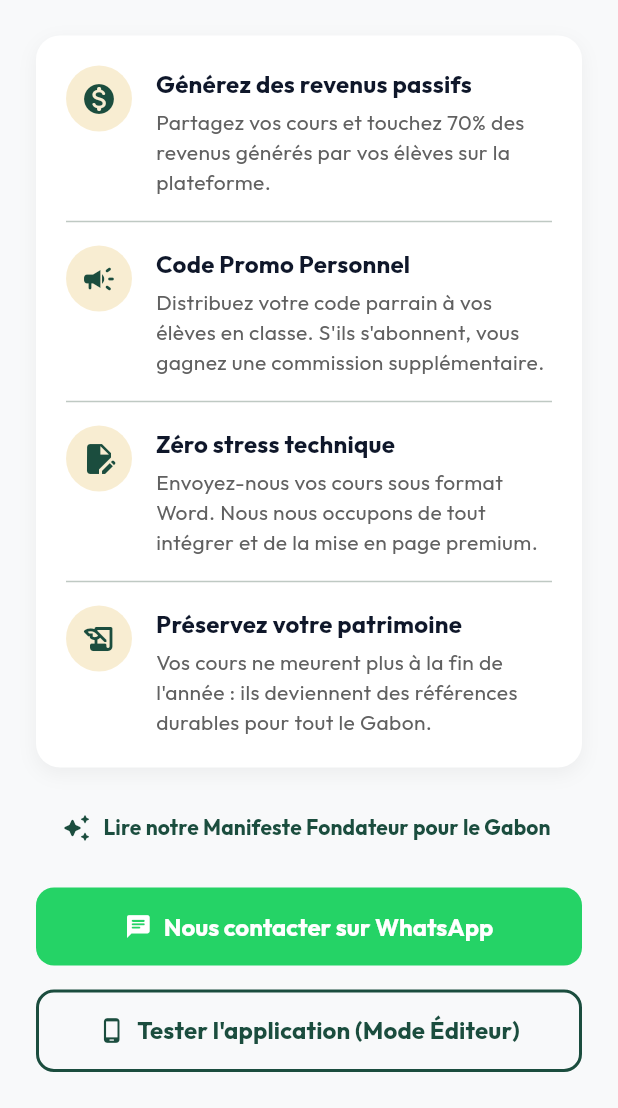
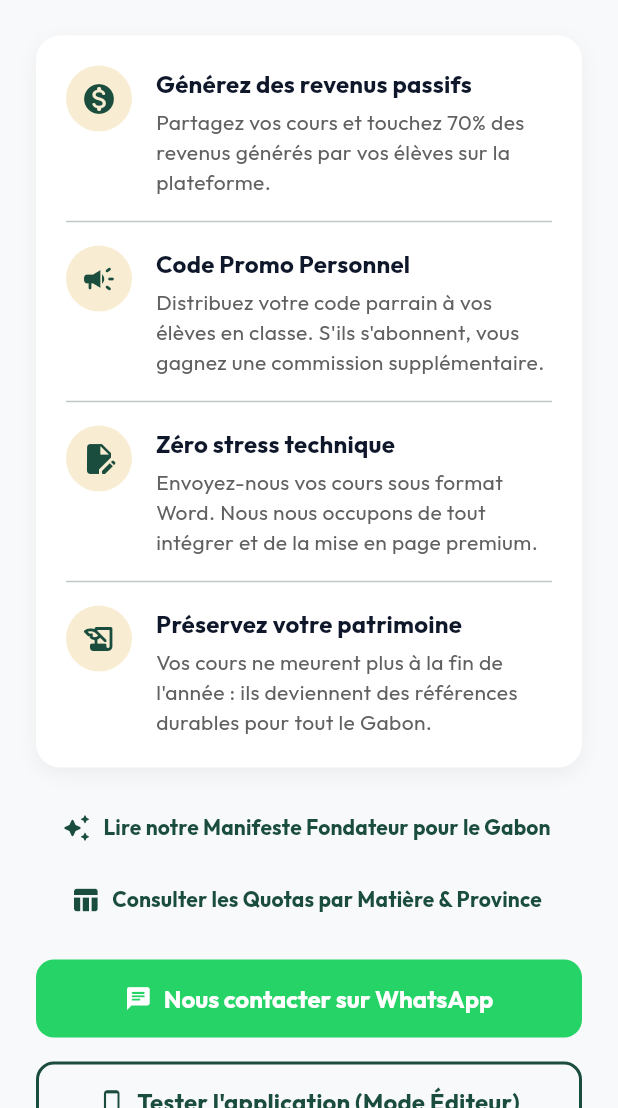
Before and after one commit to axseylle-bit/Edu_pocket, a Flutter app: the TeacherPartnerScreen screen opened by its route, scrolled down 163 dp, on a phone screen of 412 x 824 dp, the part 128-1236 px from its top. Run offline on Flutter 3.47's test engine with Material 3 defaults, Android fonts, the phone set to English and light mode, and no system bars; drawn by our look-alikes of flutter_animate; our stand-ins replace flutter_dotenv, flutter_markdown, flutter_riverpod, go_router, google_fonts, shared_preferences and 1 more; missing offline and left inert: model_viewer_plus, syncfusion_flutter_pdfviewer; accounts and stored records are empty.

Commit message:
feat: consultation des quotas provinciaux in-app et redirection automatique enseignant

```diff
--- a/philo_pocket/lib/screens/auth/teacher_partner_screen.dart
+++ b/philo_pocket/lib/screens/auth/teacher_partner_screen.dart
@@ -123,6 +123,19 @@ class TeacherPartnerScreen extends StatelessWidget {
                 ),
               ).animate().fade(delay: 450.ms),
 
+              TextButton.icon(
+                onPressed: () => LegalDocumentViewerScreen.show(
+                  context,
+                  title: 'Quotas Officiels par Province',
+                  assetPath: 'assets/legal/quotas_provinciaux.md',
+                ),
+                icon: const Icon(Icons.table_chart_rounded, color: AppColors.primary, size: 20),
+                label: const Text(
+                  'Consulter les Quotas par Matière & Province',
+                  style: TextStyle(fontWeight: FontWeight.bold, color: AppColors.primary),
+                ),
+              ).animate().fade(delay: 480.ms),
+
               const SizedBox(height: 16),
 
               ElevatedButton.icon(
--- a/philo_pocket/lib/screens/onboarding/welcome_screen.dart
+++ b/philo_pocket/lib/screens/onboarding/welcome_screen.dart
@@ -26,6 +26,10 @@ class _WelcomeScreenState extends State<WelcomeScreen> {
       final role = await supabase.getCurrentUserRole();
       if (role == 'parent') {
         if (mounted) context.go('/parent');
+        return;
+      }
+      if (role == 'enseignant') {
+        if (mounted) context.go('/teacher-partner');
         return;
       }
       final profile = await supabase.getStudentProfile();
```
Also changed, not shown: 1 other file.
